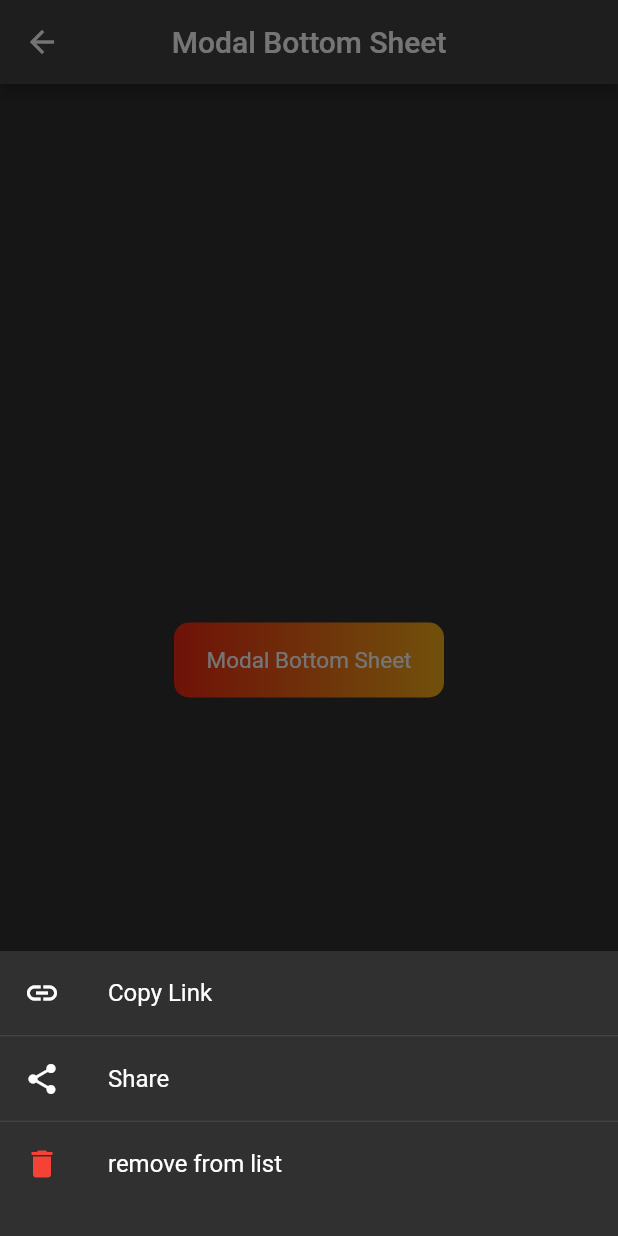
After one commit to fabrizzioRP/app_example, a Flutter app: the ModalBottomSheet screen opened directly, after a tap on "Modal Bottom Sheet", on a phone screen of 412 x 824 dp. The commit adds this screen. Run offline on Flutter 3.47's test engine with Material 2 defaults, Android fonts, the phone set to English and light mode, and no system bars; our stand-ins replace youtube_player_iframe.

Commit message:
Bottom Sheet creado

```diff
--- a/lib/screens/home_screen.dart
+++ b/lib/screens/home_screen.dart
@@ -6,6 +6,7 @@ import 'shop_screen.dart';
 import 'youtube_play.dart';
 import 'efecto_screen.dart';
 import 'transform_screen.dart';
+import 'modal_bottom_sheet.dart';
 import 'shoes_animations_screen.dart';
 import 'tween_animation_builder.dart';
 import 'animated_switcher_screen.dart';
@@ -72,6 +73,7 @@ List<_Pages> _pages = [
   _Pages('Animated Switcher', AnimatedSwitcherScreen()),
   _Pages('Shoes Shopping', ShopScreen()),
   _Pages('Shoes Shop Animation', ShoesAnimationScreen()),
+  _Pages('Modal Bottom Sheet', ModalBottomSheet()),
 ];
 
 class _Pages {
--- /dev/null
+++ b/lib/screens/modal_bottom_sheet.dart
@@ -0,0 +1,77 @@
+// ignore_for_file: sized_box_for_whitespace
+
+import 'package:app_examples/widgets/my_gradient_buttom.dart';
+import 'package:flutter/material.dart';
+
+class ModalBottomSheet extends StatelessWidget {
+  const ModalBottomSheet({Key? key}) : super(key: key);
+
+  @override
+  Widget build(BuildContext context) {
+    return Scaffold(
+      appBar: AppBar(
+        centerTitle: true,
+        title: const Text('Modal Bottom Sheet'),
+      ),
+      body: Container(
+        width: double.infinity,
+        child: Column(
+          mainAxisAlignment: MainAxisAlignment.center,
+          children: [
+            MyGradientElevatedButtom(
+              witdh: 180,
+              height: 50,
+              border: 10,
+              text: 'Modal Bottom Sheet',
+              onPressed: () {
+                showModalBottomSheet(
+                  context: context,
+                  builder: (_) => Container(
+                    padding: const EdgeInsets.only(bottom: 20),
+                    child: Column(
+                      mainAxisSize: MainAxisSize.min,
+                      mainAxisAlignment: MainAxisAlignment.center,
+                      children: <Widget>[
+                        ListTile(
+                          leading: const Icon(Icons.link),
+                          title: const Text('Copy Link'),
+                          onTap: () => Navigator.pop(context),
+                        ),
+                        const Divider(height: 1, color: Colors.white12),
+                        ListTile(
+                          leading: const Icon(Icons.share),
+                          title: const Text('Share'),
+                          onTap: () => Navigator.pop(context),
+                        ),
+                        const Divider(height: 1, color: Colors.white12),
+                        ListTile(
+                          leading: const Icon(Icons.delete, color: Colors.red),
+                          title: const Text('remove from list'),
+                          onTap: () {
+                            Navigator.pop(context);
+                            final snackBar = SnackBar(
+                              backgroundColor: Colors.black.withOpacity(0.4),
+                              content: const Text('Removed from list',
+                                  style: TextStyle(color: Colors.white)),
+                              action: SnackBarAction(
+                                textColor: Colors.white,
+                                label: 'Undo',
+                                onPressed: () {},
+                              ),
+                            );
+                            ScaffoldMessenger.of(context)
+                                .showSnackBar(snackBar);
+                          },
+                        ),
+                      ],
+                    ),
+                  ),
+                );
+              },
+            ),
+          ],
+        ),
+      ),
+    );
+  }
+}
--- /dev/null
+++ b/lib/widgets/my_gradient_buttom.dart
@@ -0,0 +1,56 @@
+// ignore_for_file: must_be_immutable, prefer_const_constructors_in_immutables, use_key_in_widget_constructors
+
+import 'package:flutter/material.dart';
+
+class MyGradientElevatedButtom extends StatelessWidget {
+  final double witdh;
+  final double height;
+  final String text;
+  final double border;
+  final VoidCallback onPressed;
+
+  MyGradientElevatedButtom({
+    this.witdh = 150,
+    this.height = 50,
+    this.border = 10,
+    required this.text,
+    required this.onPressed,
+  });
+
+  @override
+  Widget build(BuildContext context) {
+    return Container(
+      height: height,
+      width: witdh,
+      decoration: BoxDecoration(
+        borderRadius: BorderRadius.circular(border),
+        gradient: const LinearGradient(
+          colors: [
+            Color(0xfff12711),
+            Color(0xfff5af19),
+          ],
+        ),
+      ),
+      child: ElevatedButton(
+        style: ButtonStyle(
+          shape: MaterialStateProperty.all<RoundedRectangleBorder>(
+            RoundedRectangleBorder(
+              borderRadius: BorderRadius.circular(border),
+            ),
+          ),
+          backgroundColor: MaterialStateProperty.all(Colors.transparent),
+          shadowColor: MaterialStateProperty.all(Colors.transparent),
+        ),
+        onPressed: onPressed,
+        child: Text(
+          text,
+          style: const TextStyle(
+            fontSize: 15,
+            fontWeight: FontWeight.w400,
+            color: Colors.white,
+          ),
+        ),
+      ),
+    );
+  }
+}
```
